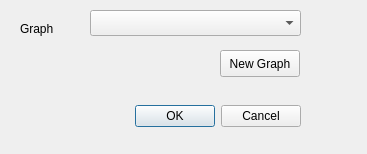
Old version of the form src/visualea/resources/tofactory.ui in the repository openalea/visualea.
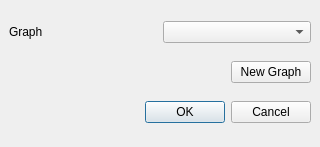
New version of the form.

Diff of the .ui file:
```diff
--- a/src/visualea/resources/tofactory.ui
+++ b/src/visualea/resources/tofactory.ui
@@ -5,45 +5,72 @@
    <rect>
     <x>0</x>
     <y>0</y>
-    <width>367</width>
-    <height>154</height>
+    <width>320</width>
+    <height>147</height>
    </rect>
   </property>
   <property name="windowTitle" >
    <string>Save as Model</string>
   </property>
+  <layout class="QVBoxLayout" >
+   <property name="margin" >
+    <number>9</number>
+   </property>
+   <property name="spacing" >
+    <number>6</number>
+   </property>
+   <item>
+    <layout class="QHBoxLayout" >
+     <property name="margin" >
+      <number>0</number>
+     </property>
+     <property name="spacing" >
+      <number>6</number>
+     </property>
+     <item>
   <widget class="QLabel" name="label" >
-   <property name="geometry" >
-    <rect>
-     <x>20</x>
-     <y>20</y>
-     <width>56</width>
-     <height>17</height>
-    </rect>
-   </property>
    <property name="text" >
     <string>Graph</string>
    </property>
   </widget>
-  <widget class="QComboBox" name="comboBox" >
-   <property name="geometry" >
-    <rect>
-     <x>90</x>
-     <y>10</y>
-     <width>211</width>
-     <height>26</height>
-    </rect>
-   </property>
-  </widget>
+     </item>
+     <item>
+      <widget class="QComboBox" name="comboBox" />
+     </item>
+    </layout>
+   </item>
+   <item>
+    <layout class="QHBoxLayout" >
+     <property name="margin" >
+      <number>0</number>
+     </property>
+     <property name="spacing" >
+      <number>6</number>
+     </property>
+     <item>
+      <spacer>
+       <property name="orientation" >
+        <enum>Qt::Horizontal</enum>
+       </property>
+       <property name="sizeHint" >
+        <size>
+         <width>171</width>
+         <height>20</height>
+        </size>
+       </property>
+      </spacer>
+     </item>
+     <item>
+      <widget class="QPushButton" name="newFactoryButton" >
+       <property name="text" >
+        <string>New Graph</string>
+       </property>
+      </widget>
+     </item>
+    </layout>
+   </item>
+   <item>
   <widget class="QDialogButtonBox" name="buttonBox" >
-   <property name="geometry" >
-    <rect>
-     <x>-40</x>
-     <y>100</y>
-     <width>341</width>
-     <height>32</height>
-    </rect>
-   </property>
    <property name="orientation" >
     <enum>Qt::Horizontal</enum>
    </property>
@@ -51,19 +78,8 @@
     <set>QDialogButtonBox::Cancel|QDialogButtonBox::NoButton|QDialogButtonBox::Ok</set>
    </property>
   </widget>
-  <widget class="QPushButton" name="newFactoryButton" >
-   <property name="geometry" >
-    <rect>
-     <x>220</x>
-     <y>50</y>
-     <width>80</width>
-     <height>27</height>
-    </rect>
-   </property>
-   <property name="text" >
-    <string>New Graph</string>
-   </property>
-  </widget>
+   </item>
+  </layout>
  </widget>
  <tabstops>
   <tabstop>comboBox</tabstop>
```
Left out of the diff: 8 changed lines with no effect on the pictures. Lines whose indentation alone changed are shown as unchanged.
